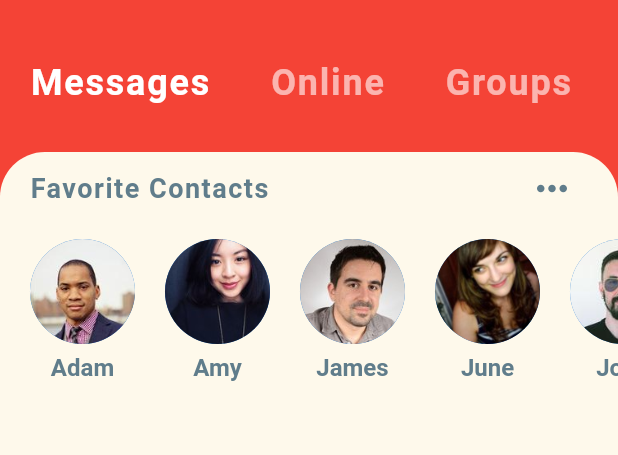
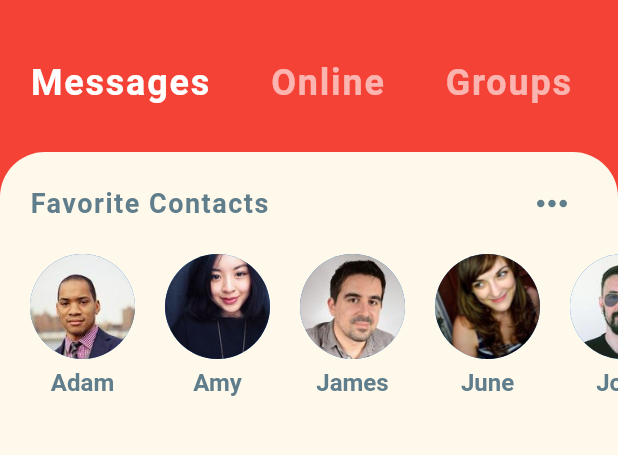
Before and after one commit to MatthieuNadeau96/flutter_chat, a Flutter app: the screen it shows after launch, on a phone screen of 412 x 824 dp, the part 67-522 px from its top. Run offline on Flutter 3.47's test engine with Material 2 defaults, Android fonts, the phone set to English and light mode, and no system bars.

Commit message:
added padding over favorite contacts

```diff
--- a/lib/widgets/favorite_contacts.dart
+++ b/lib/widgets/favorite_contacts.dart
@@ -4,7 +4,9 @@ import 'package:flutter/material.dart';
 class FavoriteContacts extends StatelessWidget {
   @override
   Widget build(BuildContext context) {
-    return Column(
+    return Padding(
+      padding: const EdgeInsets.symmetric(vertical: 10.0),
+      child: Column(
         children: <Widget>[
           Padding(
             padding: const EdgeInsets.symmetric(horizontal: 20.0),
@@ -64,6 +66,7 @@ class FavoriteContacts extends StatelessWidget {
             ),
           )
         ],
+      ),
     );
   }
 }
```
Lines whose indentation alone changed are shown as unchanged.
